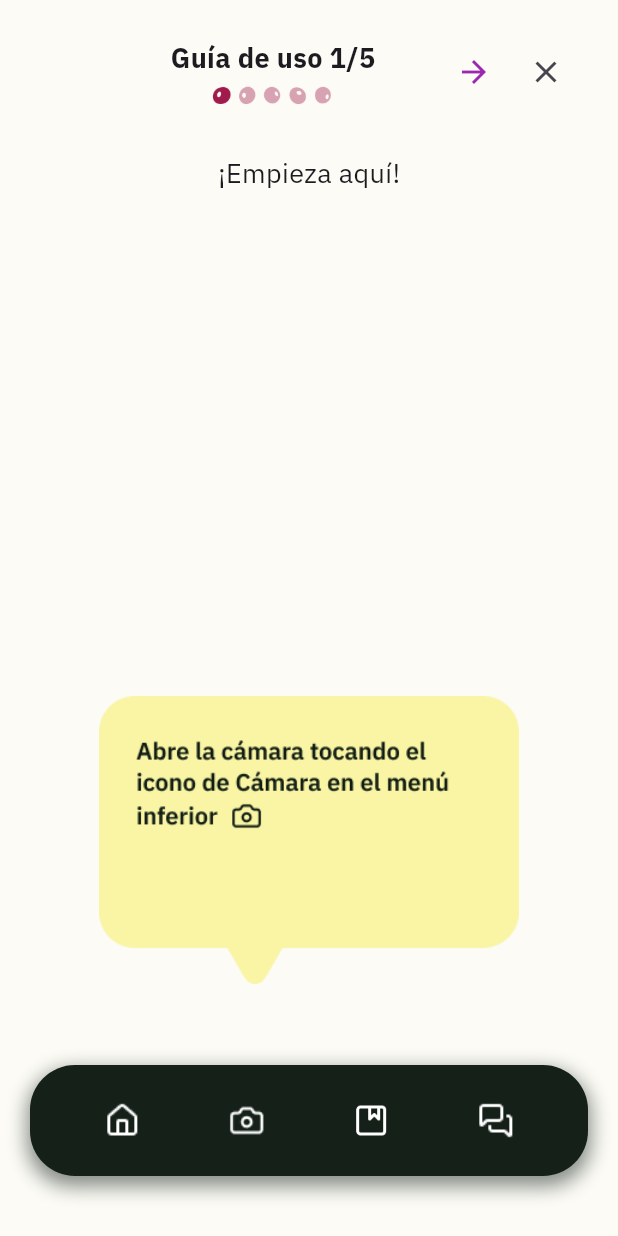
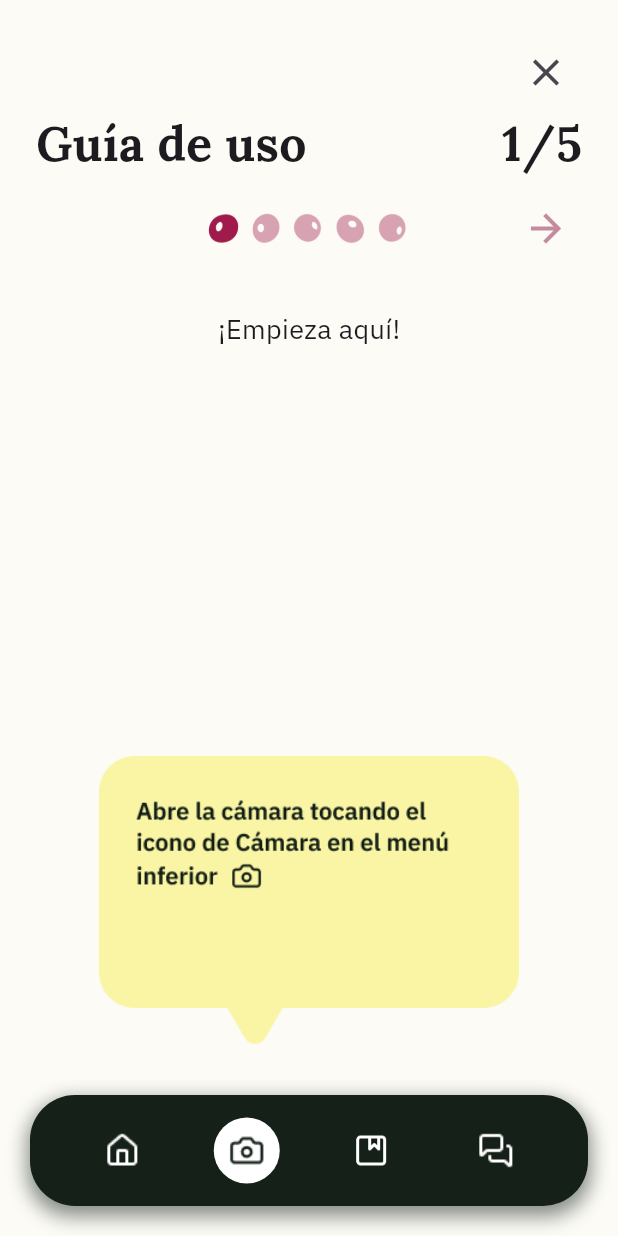
Before and after one commit to ScriptedBug/VitIA, a Flutter app: the TutorialPage screen opened directly with empty values, swiped to page 2, on a phone screen of 412 x 824 dp. Run offline on Flutter 3.47's test engine with Material 3 defaults, Android fonts, the phone set to English and light mode, and no system bars; our stand-ins replace cached_network_image, camera, dio, flutter_linkify, flutter_map, flutter_riverpod and 8 more; accounts and stored records are empty.

Commit message:
conexion servidor, margen y tutorial

```diff
--- a/frontend/lib/core/services/api_config.dart
+++ b/frontend/lib/core/services/api_config.dart
@@ -3,8 +3,8 @@ import 'package:flutter/foundation.dart';
 import 'user_sesion.dart';
 
 // La dirección de desarrollo de tu servidor FastAPI/Uvicorn (localhost para Web/Desktop)
-// La dirección de desarrollo de tu servidor FastAPI/Uvicorn (localhost para Web/Desktop)
-const String _localHostUrl = 'http://127.0.0.1:8000';
+// const String _localHostUrl = 'http://127.0.0.1:8000';
+const String _prodUrl = 'https://vitia.onrender.com';
 
 // Configuración de WeatherAPI
 const String weatherBaseUrl = 'http://api.weatherapi.com/v1';
@@ -12,15 +12,11 @@ const String weatherApiKey =
     '10d519f407934518a30132259252511'; // 🚨 REEMPLAZA ESTO CON TU CLAVE REAL
 
 String getBaseUrl() {
-  if (kIsWeb) {
-    return _localHostUrl;
-  }
-
   // 1. Si el usuario configuró una IP manual en el login, usamos esa.
   if (UserSession.baseUrl != null && UserSession.baseUrl!.isNotEmpty) {
     return UserSession.baseUrl!;
   }
 
-  // 2. Fallback: IP harcodeada (útil para primera vez o si se borran datos)
-  return 'http://192.168.0.105:8000';
+  // 2. Default: Servidor de Producción (Render)
+  return _prodUrl;
 }
--- a/frontend/lib/pages/auth/login_page.dart
+++ b/frontend/lib/pages/auth/login_page.dart
@@ -76,13 +76,15 @@ class _LoginPageState extends State<LoginPage> {
   Widget build(BuildContext context) {
     return Scaffold(
       backgroundColor: _authMainColor, // Fondo color Vino VitIA
-      // Botón flotante discreto para configuración
+      // Botón flotante discreto para configuración (DESHABILITADO: Comenta si necesitas cambiar IP manual)
+      /*
       floatingActionButton: FloatingActionButton.small(
         backgroundColor: Colors.white.withOpacity(0.2),
         elevation: 0,
         onPressed: () => _showServerConfigDialog(context),
         child: const Icon(Icons.settings, color: Colors.white),
       ),
+      */
       body: Center(
         child: SingleChildScrollView(
           child: Padding(
--- a/frontend/lib/pages/library/foro_page.dart
+++ b/frontend/lib/pages/library/foro_page.dart
@@ -432,18 +432,16 @@ class _PopularCardState extends State<_PopularCard> {
           mainAxisAlignment: MainAxisAlignment.spaceBetween,
           children: [
             Row(
-              mainAxisAlignment: MainAxisAlignment.spaceBetween,
-              children: [
-                Row(
               children: [
                 CircleAvatar(
                   radius: 16,
                   backgroundColor: Colors.grey.shade300,
-                      child: const Icon(Icons.person,
-                          color: Colors.white, size: 20),
+                  child:
+                      const Icon(Icons.person, color: Colors.white, size: 20),
                 ),
                 const SizedBox(width: 8),
-                    Column(
+                Expanded(
+                  child: Column(
                     crossAxisAlignment: CrossAxisAlignment.start,
                     children: [
                       Text(widget.post['user'],
@@ -455,9 +453,8 @@ class _PopularCardState extends State<_PopularCard> {
                           style: TextStyle(
                               fontSize: 10, color: Colors.grey.shade500)),
                     ],
+                  ),
                 )
-                  ],
-                ),
               ],
             ),
             const SizedBox(height: 8),
--- a/frontend/lib/pages/main_layout/inicio_screen.dart
+++ b/frontend/lib/pages/main_layout/inicio_screen.dart
@@ -144,12 +144,15 @@ class _InicioScreenState extends State<InicioScreen> {
                           const Icon(Icons.location_on_outlined,
                               color: Colors.black87),
                           const SizedBox(width: 8),
-                          Text(
-                            widget.location.isNotEmpty
-                                ? "${widget.location}."
-                                : "Sin ubicación definida.",
-                            style: const TextStyle(
-                                fontSize: 16, color: Colors.black87),
+                          Flexible(
+                            child: Text(
+                              widget.location.isNotEmpty
+                                  ? "${widget.location}."
+                                  : "Sin ubicación definida.",
+                              style: const TextStyle(
+                                  fontSize: 16, color: Colors.black87),
+                              overflow: TextOverflow.ellipsis,
+                            ),
                           ),
                           const SizedBox(width: 8),
                         ],
--- a/frontend/lib/pages/tutorial/tutorial_page.dart
+++ b/frontend/lib/pages/tutorial/tutorial_page.dart
@@ -33,7 +33,7 @@ class _TutorialPageState extends State<TutorialPage> {
   // --- COLORES AJUSTADOS A FIGMA ---
   final Color _mainColor =
       const Color(0xFF8B9E3A); // Verde Musgo (Usado en el botón de la P0)
-  final Color _activeProgressColor = const Color(0xFF9C27B0); // Magenta/Vino
+
   // El color oscuro de la barra ya no es necesario aquí.
 
   @override
@@ -175,8 +175,8 @@ class _TutorialPageState extends State<TutorialPage> {
                 // 🖼️ Ilustración del móvil/mano (ilustracion_movil.png)
                 child: Image.asset(
                   'assets/tutorial/ilustracion_movil.png',
-                  width: 250,
-                  height: 350,
+                  width: 300, // Aumentado de 250
+                  height: 400, // Aumentado de 350
                   fit: BoxFit.contain,
                 ),
               ),
@@ -292,8 +292,8 @@ class _TutorialPageState extends State<TutorialPage> {
                       right: 20,
                       bottom: 25,
                       child: SizedBox(
-                        width: 110,
-                        height: 50,
+                        width: 120, // Ajustado a un tamaño intermedio
+                        height: 45,
                         child: ElevatedButton(
                           onPressed: _completeTutorial,
                           style: ElevatedButton.styleFrom(
@@ -342,91 +342,87 @@ class _TutorialPageState extends State<TutorialPage> {
           child: Column(
             mainAxisAlignment: MainAxisAlignment.spaceBetween,
             children: [
-              // 1. Control Superior (Cerrar / Progreso / Navegación)
+              // 1. HEADER REFACTORIZADO
+
+              // Fila Superior: Solo el botón de Cerrar (Alienado a la derecha)
+              Align(
+                alignment: Alignment.centerRight,
+                child: IconButton(
+                  icon: const Icon(Icons.close, size: 30),
+                  onPressed:
+                      isFirstPage ? widget.onFinished : _completeTutorial,
+                ),
+              ),
+
+              if (isGuidePage) ...[
+                // Fila del Título: "Guía de uso" ----- "X/5"
                 Row(
                   mainAxisAlignment: MainAxisAlignment.spaceBetween,
                   children: [
-                  // Flecha de retroceso
-                  if (isGuidePage)
+                    const Text('Guía de uso',
+                        style: TextStyle(
+                            fontFamily: 'Lora',
+                            fontSize: 32,
+                            fontWeight: FontWeight.bold)),
+                    Text('$index/5',
+                        style: const TextStyle(
+                            fontFamily: 'Lora',
+                            fontSize: 32,
+                            fontWeight: FontWeight.bold)),
+                  ],
+                ),
+                const SizedBox(height: 10),
+
+                // Fila de Navegación: Flecha < -- Uvas -- Flecha >
+                Row(
+                  mainAxisAlignment: MainAxisAlignment.spaceBetween,
+                  children: [
+                    // Flecha Atrás
                     IconButton(
-                      // La flecha es transparente en P1, visible de P2 a P5
-                      icon: index > 1
-                          ? Icon(Icons.arrow_back, color: _activeProgressColor)
-                          : const Icon(Icons.arrow_back,
-                              color: Colors.transparent),
+                      icon: Icon(Icons.arrow_back,
+                          size: 30,
+                          color: index > 1
+                              ? const Color(
+                                  0xFFC48B9F) // Un rosa más suave según diseño
+                              : Colors.transparent),
                       onPressed: index > 1
                           ? () => _pageController.previousPage(
                               duration: const Duration(milliseconds: 300),
                               curve: Curves.ease)
                           : null,
-                    )
-                  else
-                    const SizedBox(
-                        width: 48), // Placeholder si no es una página de guía
+                    ),
 
-                  // Título + Indicadores (Solo en páginas de guía)
-                  if (isGuidePage)
-                    Column(
-                      children: [
-                        // Título Guía de uso X/5
-                        Text('Guía de uso $index/5',
-                            style: const TextStyle(
-                                fontSize: 18, fontWeight: FontWeight.bold)),
-                        const SizedBox(height: 5),
-                        // 🍇 Indicadores de Progreso (Uvas)
+                    // Indicadores (Uvas)
                     Image.asset(
                       indicatorAsset,
-                          height: 15,
+                      height: 25, // Un poco más grandes
                       fit: BoxFit.contain,
                     ),
-                      ],
-                    )
-                  else
-                    const SizedBox.shrink(),
 
-                  // Flecha Adelante y Botón Cerrar
-                  if (isGuidePage)
-                    Row(
-                      children: [
-                        // Flecha Adelante (solo si no es la última)
-                        if (!isLastPage)
+                    // Flecha Adelante
                     IconButton(
                       icon: Icon(Icons.arrow_forward,
-                                color: _activeProgressColor),
-                            onPressed: () => _pageController.nextPage(
+                          size: 30,
+                          color: !isLastPage
+                              ? const Color(0xFFC48B9F)
+                              : Colors.transparent),
+                      onPressed: !isLastPage
+                          ? () => _pageController.nextPage(
                               duration: const Duration(milliseconds: 300),
-                                curve: Curves.ease),
-                          )
-                        else
-                          const SizedBox(
-                              width: 48), // Placeholder para la flecha
-                        // Botón Cerrar (X)
-                        IconButton(
-                          icon: const Icon(Icons.close),
-                          onPressed: _completeTutorial,
+                              curve: Curves.ease)
+                          : null,
                     ),
                   ],
-                    )
-                  else if (isFirstPage)
-                    // Botón Cerrar en P0 (alineado a la derecha)
-                    IconButton(
-                      icon: const Icon(Icons.close),
-                      onPressed: widget.onFinished,
-                    )
+                ),
               ],
-              ),
 
               // 2. CONTENIDO
               Expanded(child: _buildPageContent(index)),
 
               // 3. Botones Inferiores (Solo en P0)
+              if (isFirstPage)
                 Column(
                   children: [
-                  if (isFirstPage)
-                    // Pantalla de Introducción: Botones "Ver tutorial" y "Saltar"
-                    Column(
-                      children: [
-                        // Botón Relleno "Ver tutorial"
                     ElevatedButton(
                       onPressed: () => _pageController.nextPage(
                           duration: const Duration(milliseconds: 300),
@@ -441,7 +437,6 @@ class _TutorialPageState extends State<TutorialPage> {
                           style: TextStyle(color: Colors.white)),
                     ),
                     const SizedBox(height: 10),
-                        // Botón Contorno "Saltar"
                     OutlinedButton(
                       onPressed: widget.onFinished,
                       style: OutlinedButton.styleFrom(
@@ -450,32 +445,23 @@ class _TutorialPageState extends State<TutorialPage> {
                         shape: RoundedRectangleBorder(
                             borderRadius: BorderRadius.circular(25)),
                       ),
-                          child: Text('Saltar',
-                              style: TextStyle(color: _mainColor)),
+                      child:
+                          Text('Saltar', style: TextStyle(color: _mainColor)),
                     ),
-                      ],
-                    )
-                  else
-                    // Pantallas de Guía: No tienen botón de navegación inferior.
-                    const SizedBox.shrink(),
-
-                  // Barra de navegación inferior (simulada)
-                  const SizedBox(
-                      height:
-                          20), // Este espacio es necesario para el relleno inferior de P0
+                    const SizedBox(height: 20),
                   ],
                 ),
             ],
           ),
         ),
       ),
-      bottomNavigationBar: isGuidePage ? _buildStaticNavBar() : null,
+      bottomNavigationBar: isGuidePage ? _buildStaticNavBar(index) : null,
     );
   }
 
-  Widget _buildStaticNavBar() {
+  Widget _buildStaticNavBar(int pageIndex) {
     return Padding(
-      padding: const EdgeInsets.fromLTRB(20, 0, 20, 40),
+      padding: const EdgeInsets.fromLTRB(20, 0, 20, 20),
       child: Container(
         decoration: BoxDecoration(
           color: const Color(0xFF142018), // Mismo color que HomePage
@@ -494,9 +480,11 @@ class _TutorialPageState extends State<TutorialPage> {
           mainAxisAlignment: MainAxisAlignment.spaceAround,
           children: [
             _buildNavIcon('assets/navbar/icon_nav_home.png', false),
-            _buildNavIcon('assets/navbar/icon_nav_camera.png', false),
+            // Activar Cámara en P1
+            _buildNavIcon('assets/navbar/icon_nav_camera.png', pageIndex == 1),
+            // Activar Catálogo en P4 y P5
             _buildNavIcon('assets/navbar/icon_nav_catalogo.png',
-                false), // Todos inactivos
+                pageIndex == 4 || pageIndex == 5),
             _buildNavIcon('assets/navbar/icon_nav_foro.png', false),
           ],
         ),
--- a/frontend/lib/widgets/weather_section.dart
+++ b/frontend/lib/widgets/weather_section.dart
@@ -133,9 +133,13 @@ class WeatherSection extends StatelessWidget {
                         const Icon(Icons.wb_sunny_outlined),
                   ),
                   const SizedBox(width: 10),
-                  Text(
-                    conditionText,
-                    style: GoogleFonts.ibmPlexSans(fontSize: 16),
+                  Expanded(
+                    child: Text(
+                      conditionText,
+                      style: GoogleFonts.ibmPlexSans(fontSize: 16),
+                      maxLines: 2,
+                      overflow: TextOverflow.ellipsis,
+                    ),
                   ),
                 ],
               ),
```
Also changed, not shown: frontend/pubspec.lock, 7 other files. Lines whose indentation alone changed are shown as unchanged.
